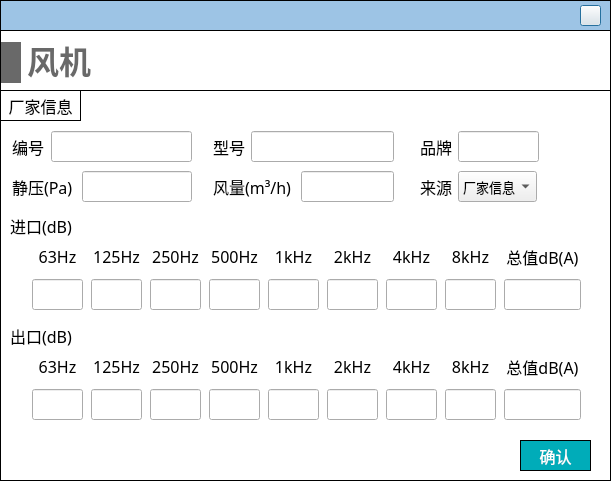
Above: NoiseCalSoft/inputDialog/dialog_fan.ui from haobana/NoiCal before the change. Below: the same form after it.
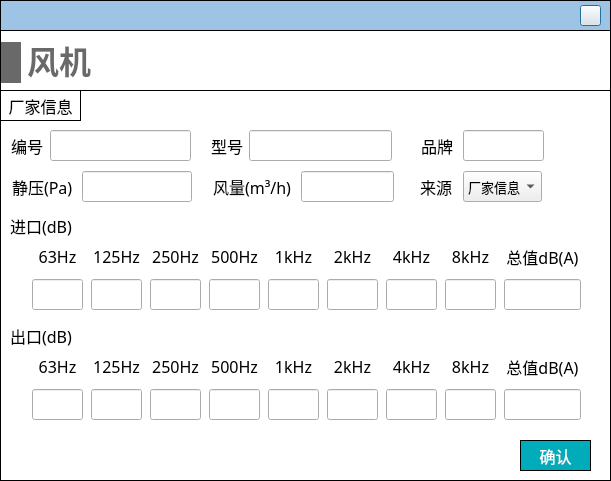
That is the form after the change. Icons and pictures are not drawn.

Diff of the .ui file:
```diff
--- a/NoiseCalSoft/inputDialog/dialog_fan.ui
+++ b/NoiseCalSoft/inputDialog/dialog_fan.ui
@@ -123,66 +123,6 @@
 font-family: '黑体';
 }</string>
     </property>
-    <widget class="QLabel" name="label_number">
-     <property name="geometry">
-      <rect>
-       <x>12</x>
-       <y>41</y>
-       <width>32</width>
-       <height>31</height>
-      </rect>
-     </property>
-     <property name="font">
-      <font>
-       <family>黑体</family>
-       <pointsize>-1</pointsize>
-      </font>
-     </property>
-     <property name="text">
-      <string>编号</string>
-     </property>
-    </widget>
-    <widget class="QLabel" name="label_5">
-     <property name="geometry">
-      <rect>
-       <x>420</x>
-       <y>41</y>
-       <width>32</width>
-       <height>31</height>
-      </rect>
-     </property>
-     <property name="font">
-      <font>
-       <family>黑体</family>
-       <pointsize>-1</pointsize>
-      </font>
-     </property>
-     <property name="text">
-      <string>品牌</string>
-     </property>
-    </widget>
-    <widget class="QLineEdit" name="lineEdit_number">
-     <property name="geometry">
-      <rect>
-       <x>51</x>
-       <y>41</y>
-       <width>141</width>
-       <height>31</height>
-      </rect>
-     </property>
-     <property name="minimumSize">
-      <size>
-       <width>0</width>
-       <height>31</height>
-      </size>
-     </property>
-     <property name="font">
-      <font>
-       <family>黑体</family>
-       <pointsize>-1</pointsize>
-      </font>
-     </property>
-    </widget>
     <widget class="QWidget" name="layoutWidget">
      <property name="geometry">
       <rect>
@@ -714,34 +654,6 @@
       </item>
      </layout>
     </widget>
-    <widget class="QLineEdit" name="lineEdit_brand">
-     <property name="geometry">
-      <rect>
-       <x>458</x>
-       <y>41</y>
-       <width>81</width>
-       <height>31</height>
-      </rect>
-     </property>
-     <property name="minimumSize">
-      <size>
-       <width>0</width>
-       <height>31</height>
-      </size>
-     </property>
-     <property name="maximumSize">
-      <size>
-       <width>142</width>
-       <height>31</height>
-      </size>
-     </property>
-     <property name="font">
-      <font>
-       <family>黑体</family>
-       <pointsize>-1</pointsize>
-      </font>
-     </property>
-    </widget>
     <widget class="QLineEdit" name="lineEdit_air_volume">
      <property name="geometry">
       <rect>
@@ -824,53 +736,6 @@
       <string>静压(Pa)</string>
      </property>
     </widget>
-    <widget class="QLineEdit" name="lineEdit_model">
-     <property name="geometry">
-      <rect>
-       <x>251</x>
-       <y>41</y>
-       <width>143</width>
-       <height>31</height>
-      </rect>
-     </property>
-     <property name="minimumSize">
-      <size>
-       <width>0</width>
-       <height>31</height>
-      </size>
-     </property>
-     <property name="maximumSize">
-      <size>
-       <width>143</width>
-       <height>31</height>
-      </size>
-     </property>
-     <property name="font">
-      <font>
-       <family>黑体</family>
-       <pointsize>-1</pointsize>
-      </font>
-     </property>
-    </widget>
-    <widget class="QLabel" name="label_18">
-     <property name="geometry">
-      <rect>
-       <x>213</x>
-       <y>41</y>
-       <width>32</width>
-       <height>31</height>
-      </rect>
-     </property>
-     <property name="font">
-      <font>
-       <family>黑体</family>
-       <pointsize>-1</pointsize>
-      </font>
-     </property>
-     <property name="text">
-      <string>型号</string>
-     </property>
-    </widget>
     <widget class="QLabel" name="label_16">
      <property name="geometry">
       <rect>
@@ -1522,7 +1387,7 @@
     <widget class="QComboBox" name="comboBox_data_source">
      <property name="geometry">
       <rect>
-       <x>458</x>
+       <x>463</x>
        <y>81</y>
        <width>79</width>
        <height>31</height>
@@ -1557,6 +1422,183 @@
       </property>
      </item>
     </widget>
+    <widget class="QWidget" name="widget_number" native="true">
+     <property name="geometry">
+      <rect>
+       <x>10</x>
+       <y>40</y>
+       <width>182</width>
+       <height>31</height>
+      </rect>
+     </property>
+     <property name="styleSheet">
+      <string notr="true">#widget_number
+{
+	border:none;
+}</string>
+     </property>
+     <widget class="QLineEdit" name="lineEdit_number">
+      <property name="geometry">
+       <rect>
+        <x>40</x>
+        <y>0</y>
+        <width>141</width>
+        <height>31</height>
+       </rect>
+      </property>
+      <property name="minimumSize">
+       <size>
+        <width>0</width>
+        <height>31</height>
+       </size>
+      </property>
+      <property name="font">
+       <font>
+        <family>黑体</family>
+        <pointsize>-1</pointsize>
+       </font>
+      </property>
+     </widget>
+     <widget class="QLabel" name="label_number">
+      <property name="geometry">
+       <rect>
+        <x>1</x>
+        <y>0</y>
+        <width>32</width>
+        <height>31</height>
+       </rect>
+      </property>
+      <property name="font">
+       <font>
+        <family>黑体</family>
+        <pointsize>-1</pointsize>
+       </font>
+      </property>
+      <property name="text">
+       <string>编号</string>
+      </property>
+     </widget>
+    </widget>
+    <widget class="QWidget" name="widget_model" native="true">
+     <property name="geometry">
+      <rect>
+       <x>210</x>
+       <y>40</y>
+       <width>183</width>
+       <height>31</height>
+      </rect>
+     </property>
+     <property name="styleSheet">
+      <string notr="true">#widget_other
+{
+border:none;
+}</string>
+     </property>
+     <widget class="QLineEdit" name="lineEdit_model">
+      <property name="geometry">
+       <rect>
+        <x>39</x>
+        <y>0</y>
+        <width>143</width>
+        <height>31</height>
+       </rect>
+      </property>
+      <property name="minimumSize">
+       <size>
+        <width>0</width>
+        <height>31</height>
+       </size>
+      </property>
+      <property name="maximumSize">
+       <size>
+        <width>143</width>
+        <height>31</height>
+       </size>
+      </property>
+      <property name="font">
+       <font>
+        <family>黑体</family>
+        <pointsize>-1</pointsize>
+       </font>
+      </property>
+     </widget>
+     <widget class="QLabel" name="label_18">
+      <property name="geometry">
+       <rect>
+        <x>1</x>
+        <y>0</y>
+        <width>32</width>
+        <height>31</height>
+       </rect>
+      </property>
+      <property name="font">
+       <font>
+        <family>黑体</family>
+        <pointsize>-1</pointsize>
+       </font>
+      </property>
+      <property name="text">
+       <string>型号</string>
+      </property>
+     </widget>
+    </widget>
+    <widget class="QWidget" name="widget_brand" native="true">
+     <property name="geometry">
+      <rect>
+       <x>420</x>
+       <y>40</y>
+       <width>125</width>
+       <height>31</height>
+      </rect>
+     </property>
+     <widget class="QLineEdit" name="lineEdit_brand">
+      <property name="geometry">
+       <rect>
+        <x>43</x>
+        <y>0</y>
+        <width>81</width>
+        <height>31</height>
+       </rect>
+      </property>
+      <property name="minimumSize">
+       <size>
+        <width>0</width>
+        <height>31</height>
+       </size>
+      </property>
+      <property name="maximumSize">
+       <size>
+        <width>142</width>
+        <height>31</height>
+       </size>
+      </property>
+      <property name="font">
+       <font>
+        <family>黑体</family>
+        <pointsize>-1</pointsize>
+       </font>
+      </property>
+     </widget>
+     <widget class="QLabel" name="label_5">
+      <property name="geometry">
+       <rect>
+        <x>1</x>
+        <y>0</y>
+        <width>32</width>
+        <height>31</height>
+       </rect>
+      </property>
+      <property name="font">
+       <font>
+        <family>黑体</family>
+        <pointsize>-1</pointsize>
+       </font>
+      </property>
+      <property name="text">
+       <string>品牌</string>
+      </property>
+     </widget>
+    </widget>
    </widget>
    <widget class="QLabel" name="label_15">
     <property name="geometry">
```
